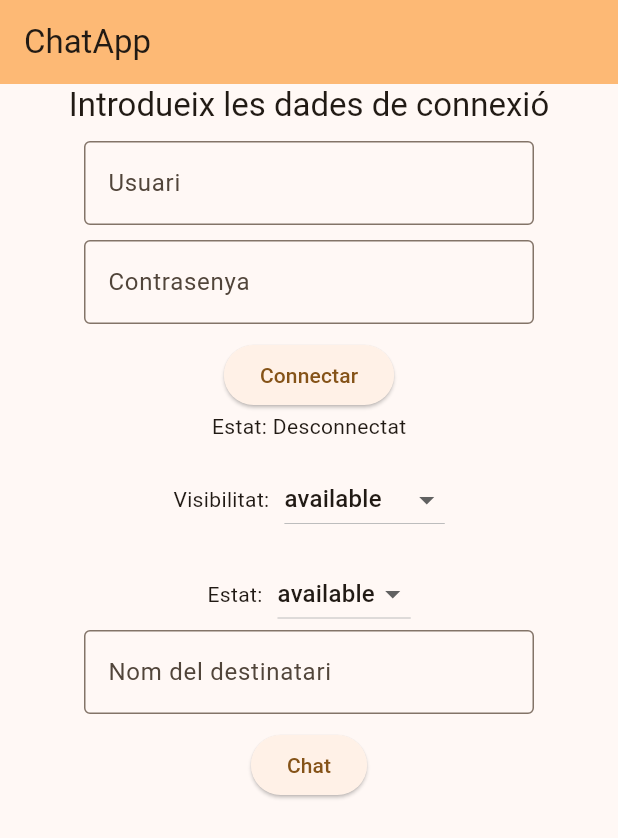
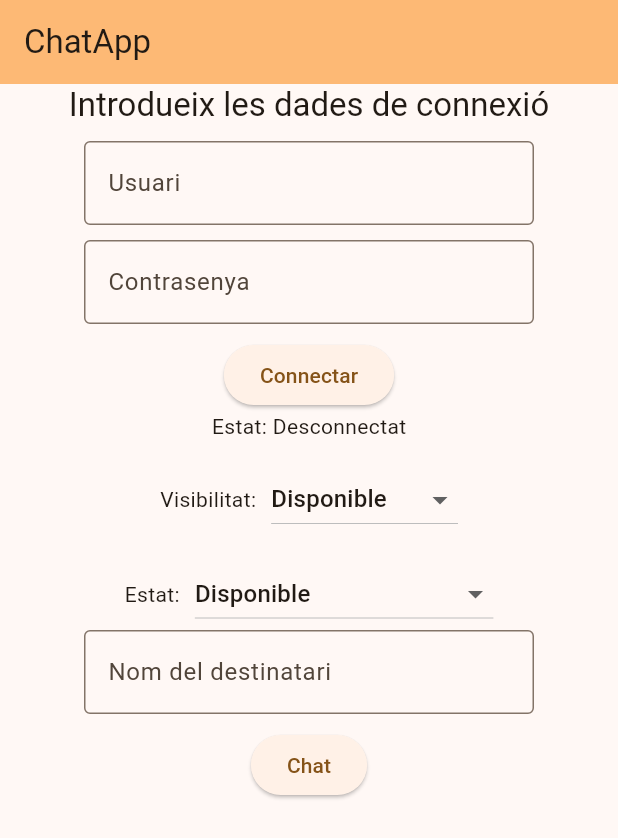
Before and after one commit to P41T0/projecte_comunicacio, a Flutter app: the screen it shows after launch, on a phone screen of 412 x 824 dp. Shown: the top 838 px of the screen. Run offline on Flutter 3.47's test engine with Material 3 defaults, Android fonts, the phone set to English and light mode, and no system bars; our stand-ins replace device_info_plus, flutter_secure_storage, permission_handler, shared_preferences; missing offline and left inert: usb_serial, xmpp_plugin.

Commit message:
canvis en el forntend de la app

```diff
--- a/lib/main.dart
+++ b/lib/main.dart
@@ -3,6 +3,7 @@ import 'package:flutter/material.dart';
 import 'dart:developer';
 import 'dart:async';
 import 'dart:io';
+import 'package:flutter_secure_storage/flutter_secure_storage.dart';
 import 'package:provacomunicacio2/native_log_helper.dart';
 import 'package:provacomunicacio2/screens/chat.dart';
 import 'package:permission_handler/permission_handler.dart';
@@ -73,6 +74,7 @@ class _MyHomePageState extends State<MyHomePage>
     implements DataChangeEvents {
   static late XmppConnection flutterXmpp;
   String connectionStatus = 'Desconnectat';
+  bool userSessionStarted = false;
   @override
   void initState() {
     checkStoragePermission();
@@ -147,15 +149,19 @@ class _MyHomePageState extends State<MyHomePage>
       switch (connectionEvent.type) {
         case XmppConnectionState.authenticated:
           connectionStatus = 'Autenticat'; // Connexió exitosa
+          userSessionStarted = true;
           break;
         case XmppConnectionState.disconnected:
           connectionStatus = 'Desconnectat'; // Connexió desconnectada
+          userSessionStarted = false;
           break;
         case XmppConnectionState.failed:
           connectionStatus = 'Error de connexió'; // Error durant la connexió
+          userSessionStarted = false;
           break;
         default:
           connectionStatus = 'Estat desconegut'; // Altres estats
+          userSessionStarted = false;
       }
     });
 
@@ -194,7 +200,6 @@ class _MyHomePageState extends State<MyHomePage>
   final TextEditingController _contrasenyaController = TextEditingController();
   final TextEditingController _destinatariController = TextEditingController();
   String host = "exemple.com";
-  String destinatary_host = "exemple.com";
 
   Future<void> connect() async {
     host = _nomUsuariController.text.split("@")[1];
@@ -239,26 +244,68 @@ class _MyHomePageState extends State<MyHomePage>
       setState(() {
         _nomUsuariController.text = _nomUsuariController.text.trim();
       });
-      if (_nomUsuariController.text.contains("@")) {
+      if (_nomUsuariController.text.contains("@") &&
+          _nomUsuariController.text.contains(".")) {
         connect();
       } else {
         ScaffoldMessenger.of(context).showSnackBar(
           SnackBar(
-            content: Text("El nom d'usuari ha de contenir el caràcter '@'."),
+            content: Text(
+              "El nom d'usuari ha de contenir el caràcter '@' i el caràcter '.'.",
+            ),
           ),
         );
       }
     }
   }
 
-  String presenceType = 'available';
-  var presenceTypeItems = ['available', 'unavailable'];
+  String presenceType = 'Disponible';
+  String realPresenceType = 'available';
+  var presenceTypeItems = [
+    'Disponible',
+    'No disponible',
+  ]; //available, unavailable
 
   ///
-  String presenceMode = 'available';
-  var presenceModeitems = ['chat', 'available', 'away', 'xa', 'dnd'];
+  String presenceMode = 'Disponible';
+  String realPresenceMode = 'available';
+  var presenceModeitems = [
+    'En xat',
+    'Disponible',
+    'Absent',
+    'Absent durant un temps',
+    'Ocupat',
+  ]; //chat, available, away, xa, dnd
 
   Future<void> disconnectXMPP() async => await flutterXmpp.logout();
+
+  void changeTypeDropdown(String value) {
+    if (value == "Disponible") {
+      realPresenceMode = 'available';
+    } else if (value == "No disponible") {
+      realPresenceMode = 'unavailable';
+    }
+    if (userSessionStarted) {
+      changePresenceType(realPresenceType, realPresenceMode);
+    }
+  }
+
+  void changeModeDropdown(String value) {
+    if (value == 'Disponible') {
+      realPresenceMode = 'available';
+    } else if (value == 'En xat') {
+      realPresenceMode = 'chat';
+    } else if (value == 'Absent') {
+      realPresenceMode = 'away';
+    } else if (value == 'Absent durant un temps') {
+      realPresenceMode = 'xa';
+    } else if (value == 'Ocupat') {
+      realPresenceMode = 'dnd';
+    }
+    if (userSessionStarted) {
+      changePresenceType(realPresenceType, realPresenceMode);
+    }
+  }
 
   @override
   Widget build(BuildContext context) {
@@ -348,7 +395,7 @@ class _MyHomePageState extends State<MyHomePage>
                 mainAxisAlignment: MainAxisAlignment.center,
                 children: [
                   Text("Visibilitat:"),
-                  SizedBox(width: 10,),
+                  SizedBox(width: 10),
                   DropdownButton(
                     value: presenceType,
                     items:
@@ -361,29 +408,36 @@ class _MyHomePageState extends State<MyHomePage>
                     onChanged: (val) {
                       setState(() {
                         presenceType = val.toString();
-                        changePresenceType(presenceType, presenceMode);
+                      });
+                      changeTypeDropdown(presenceType);
+                    },
+                  ),
+                ],
+              ),
+              SizedBox(height: 15),
+              Row(
+                mainAxisAlignment: MainAxisAlignment.center,
+                children: [
+                  Text("Estat:"),
+                  SizedBox(width: 10),
+                  DropdownButton(
+                    value: presenceMode,
+                    items:
+                        presenceModeitems.map((String items) {
+                          return DropdownMenuItem(
+                            value: items,
+                            child: Text(items),
+                          );
+                        }).toList(),
+                    onChanged: (val) {
+                      setState(() {
+                        presenceMode = val.toString();
+                        changeModeDropdown(val.toString());
                       });
                     },
                   ),
                 ],
               ),
-              SizedBox(height: 15),
-              Row(mainAxisAlignment: MainAxisAlignment.center,
-              children: [Text("Estat:"),
-              SizedBox(width: 10,),
-              DropdownButton(
-                value: presenceMode,
-                items:
-                    presenceModeitems.map((String items) {
-                      return DropdownMenuItem(value: items, child: Text(items));
-                    }).toList(),
-                onChanged: (val) {
-                  setState(() {
-                    presenceMode = val.toString();
-                    changePresenceType(presenceType, presenceMode);
-                  });
-                },
-              )]),
               SizedBox(
                 width: 300,
                 child: Column(
@@ -405,7 +459,7 @@ class _MyHomePageState extends State<MyHomePage>
                 child: Text('Chat'),
                 onPressed: () {
                   if (_destinatariController.text.trim().isEmpty &&
-                      connectionStatus == 'Autenticat') {
+                      userSessionStarted == true) {
                     ScaffoldMessenger.of(context).showSnackBar(
                       SnackBar(
                         content: Text('El camp del destinatari està buit'),
@@ -419,10 +473,10 @@ class _MyHomePageState extends State<MyHomePage>
                       builder:
                           (context) => ChatPage(
                             xmpp: flutterXmpp,
-                            presenceType: presenceType,
-                            presenceMode: presenceMode,
+                            presenceType: realPresenceType,
+                            presenceMode: realPresenceMode,
                             destinatari:
-                                _nomUsuariController
+                                _destinatariController
                                     .text, // Passa l'objecte XMPP
                           ),
                     ),
```
Also changed, not shown: lib/screens/chat.dart (+10 -4 lines).
